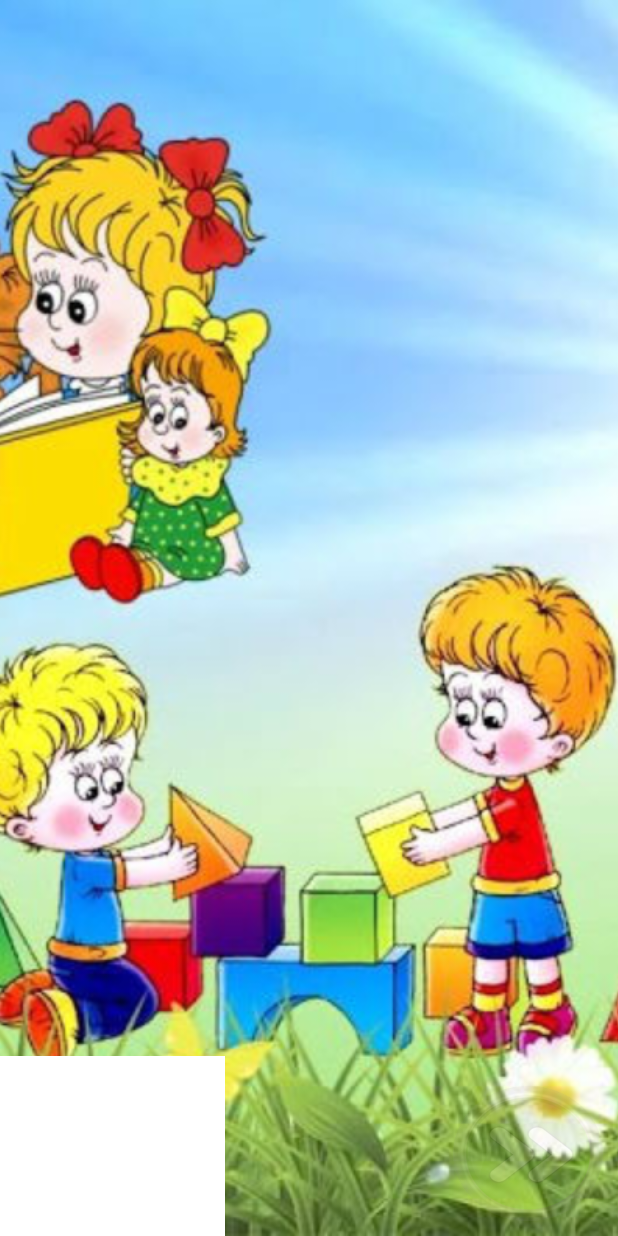
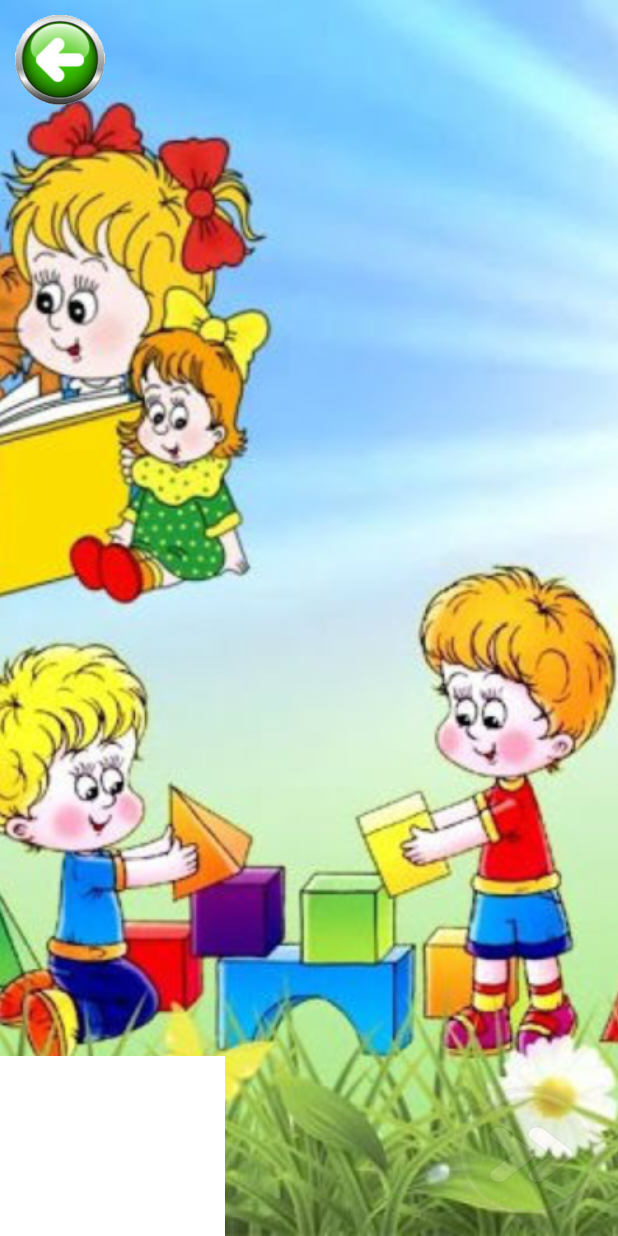
Before and after one commit to qf05/Alphabet, an Android app: the Game screen opened directly, with no data from a screen before it, on a phone screen of 412 x 824 dp. Run offline under Robolectric (Android 15) with nearby library versions, the phone set to English and light mode, and no system bars.

Commit message:
back_button

```diff
--- a/app/build.gradle
+++ b/app/build.gradle
@@ -6,8 +6,8 @@ android {
         applicationId 'levspb666.ru.alphabet'
         minSdkVersion 21
         targetSdkVersion 27
-        versionCode 8
-        versionName "1.7"
+        versionCode 9
+        versionName "1.8"
         testInstrumentationRunner "android.support.test.runner.AndroidJUnitRunner"
     }
     buildTypes {
--- a/app/src/main/java/com/levspb666/alphabet/MainActivity.java
+++ b/app/src/main/java/com/levspb666/alphabet/MainActivity.java
@@ -134,6 +134,7 @@ public class MainActivity extends AppCompatActivity {
                     }
                     Intent intent = new Intent(MainActivity.this, Game.class);
                     startActivity(intent);
+                    finish();
                 }).start();
             }
         });
@@ -163,6 +164,7 @@ public class MainActivity extends AppCompatActivity {
                 }
                 Intent intent = new Intent(MainActivity.this, Settings.class);
                 startActivity(intent);
+                finish();
             }
         });
         settings.startAnimation(anim);
--- a/app/src/main/java/com/levspb666/alphabet/util/SoundUtil.java
+++ b/app/src/main/java/com/levspb666/alphabet/util/SoundUtil.java
@@ -18,6 +18,7 @@ import static com.levspb666.alphabet.Action.LETTER;
 import static com.levspb666.alphabet.Action.NEXT;
 import static com.levspb666.alphabet.Action.NOTHING;
 import static com.levspb666.alphabet.Game.audioManager;
+import static com.levspb666.alphabet.Game.back;
 import static com.levspb666.alphabet.Game.canContinue;
 import static com.levspb666.alphabet.Game.closeView;
 import static com.levspb666.alphabet.Game.goLetter;
@@ -71,6 +72,8 @@ public class SoundUtil {
                     }
                     break;
                 case BALLOON:
+                    back.setAlpha(0.1f);
+                    back.setClickable(false);
                     startLevel(context);
                     break;
                 case NOTHING:
--- a/app/src/main/res/layout-land/game.xml
+++ b/app/src/main/res/layout-land/game.xml
@@ -10,6 +10,18 @@
         android:layout_height="match_parent"
         android:scaleType="centerCrop"
         android:src="@drawable/play2" />
+
+    <Button
+        android:id="@+id/backGame"
+        android:layout_width="60dp"
+        android:layout_height="60dp"
+        android:layout_alignParentTop="true"
+        android:layout_alignParentStart="true"
+        android:layout_margin="10dp"
+        android:background="@drawable/back"
+        android:gravity="center"
+        android:onClick="backGame"
+        android:paddingBottom="5dp" />
 
     <RelativeLayout
         android:layout_width="match_parent"
--- a/app/src/main/res/layout/game.xml
+++ b/app/src/main/res/layout/game.xml
@@ -3,7 +3,17 @@
     android:id="@+id/speachId"
     android:layout_width="match_parent"
     android:layout_height="match_parent">
-
+    <Button
+        android:id="@+id/backGame"
+        android:layout_width="60dp"
+        android:layout_height="60dp"
+        android:layout_alignParentTop="true"
+        android:layout_alignParentStart="true"
+        android:layout_margin="10dp"
+        android:background="@drawable/back"
+        android:gravity="center"
+        android:onClick="backGame"
+        android:paddingBottom="5dp" />
     <ImageView
         android:id="@+id/gameFon"
         android:layout_width="match_parent"
```
Also changed, not shown: app/src/main/java/com/levspb666/alphabet/Game.java (+36 -0 lines), app/src/main/java/com/levspb666/alphabet/Settings.java (+5 -2 lines).
